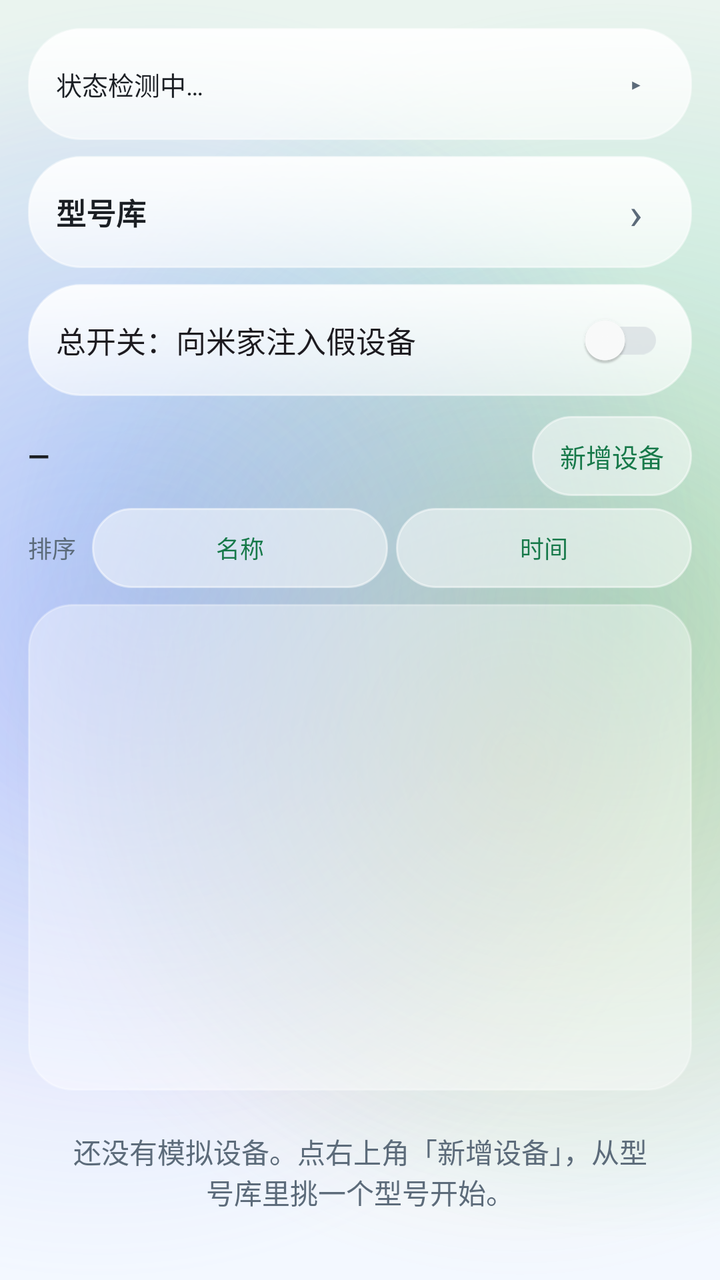
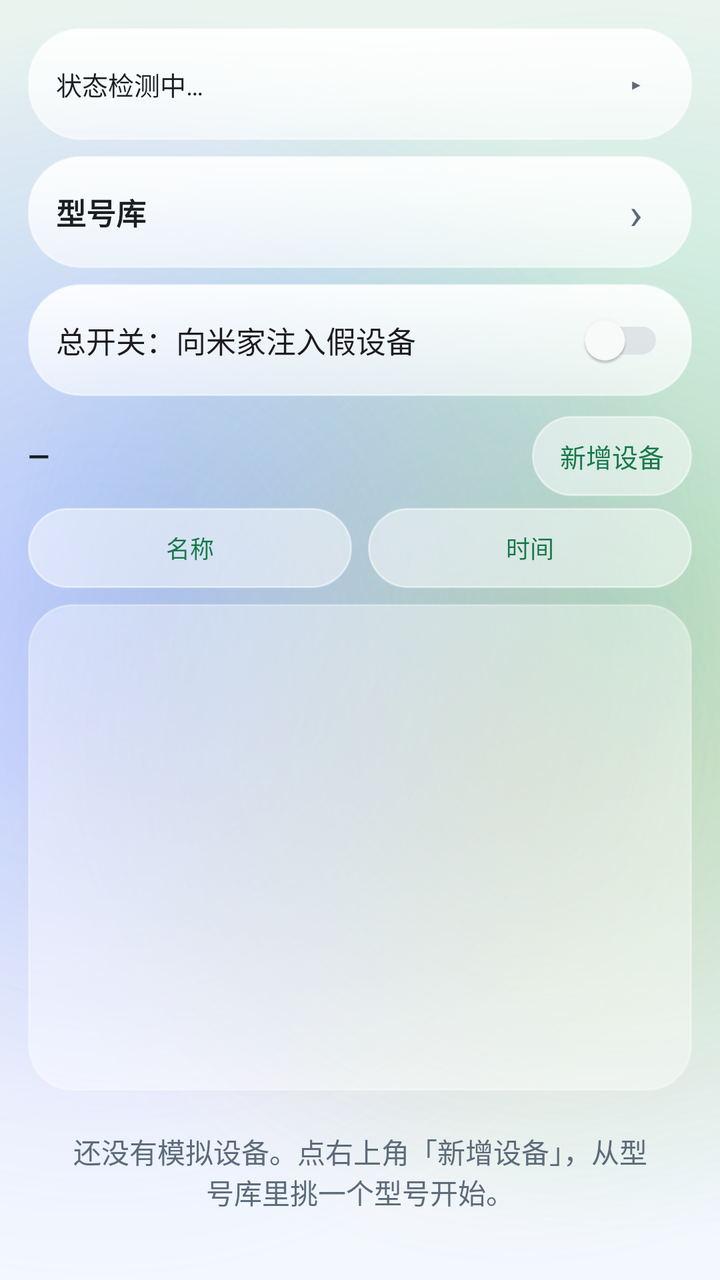

Two renders of the same Android screen: before a commit and after it. Below are the layout's source before the change and the commit's diff.
<!-- AndroidManifest.xml: application theme Theme.MijiaSim -->
<!-- res/layout/activity_main.xml -->
<?xml version="1.0" encoding="utf-8"?>
<LinearLayout xmlns:android="http://schemas.android.com/apk/res/android"
    android:layout_width="match_parent"
    android:layout_height="match_parent"
    android:orientation="vertical"
    android:paddingLeft="14dp"
    android:paddingTop="14dp"
    android:paddingRight="14dp"
    android:paddingBottom="14dp">

    
    <LinearLayout
        android:id="@+id/status_card"
        android:layout_width="match_parent"
        android:layout_height="wrap_content"
        android:background="@drawable/bg_glass_card"
        android:orientation="vertical">

        <LinearLayout
            android:id="@+id/status_header"
            android:layout_width="match_parent"
            android:layout_height="56dp"
            android:background="@drawable/bg_status_ripple"
            android:clickable="true"
            android:focusable="true"
            android:gravity="center_vertical"
            android:orientation="horizontal"
            android:paddingLeft="14dp"
            android:paddingRight="12dp">

            <TextView
                android:id="@+id/status_summary"
                android:layout_width="0dp"
                android:layout_height="wrap_content"
                android:layout_weight="1"
                android:ellipsize="end"
                android:maxLines="1"
                android:text="@string/status_placeholder"
                android:textColor="@color/ink"
                android:textSize="13sp" />

            <TextView
                android:id="@+id/status_toggle"
                android:layout_width="32dp"
                android:layout_height="32dp"
                android:gravity="center"
                android:text="@string/status_arrow_closed"
                android:textColor="@color/ink_muted"
                android:textSize="14sp" />
        </LinearLayout>

        <TextView
            android:id="@+id/status_text"
            android:layout_width="match_parent"
            android:layout_height="wrap_content"
            android:lineSpacingExtra="3dp"
            android:paddingLeft="14dp"
            android:paddingTop="2dp"
            android:paddingRight="14dp"
            android:paddingBottom="12dp"
            android:text="@string/status_placeholder"
            android:textColor="@color/ink"
            android:textSize="13sp"
            android:visibility="gone" />
    </LinearLayout>

    
    <LinearLayout
        android:id="@+id/btn_open_library"
        android:layout_width="match_parent"
        android:layout_height="56dp"
        android:layout_marginTop="8dp"
        android:background="@drawable/bg_glass_card"
        android:clickable="true"
        android:focusable="true"
        android:gravity="center_vertical"
        android:orientation="horizontal"
        android:paddingLeft="14dp"
        android:paddingRight="12dp">

        <TextView
            android:layout_width="0dp"
            android:layout_height="wrap_content"
            android:layout_weight="1"
            android:ellipsize="end"
            android:maxLines="1"
            android:text="@string/label_model_library_entry"
            android:textColor="@color/ink"
            android:textSize="15sp"
            android:textStyle="bold" />

        <TextView
            android:layout_width="32dp"
            android:layout_height="32dp"
            android:gravity="center"
            android:text="@string/glyph_chevron"
            android:textColor="@color/ink_muted"
            android:textSize="22sp" />
    </LinearLayout>

    <androidx.appcompat.widget.SwitchCompat
        android:id="@+id/switch_inject"
        android:layout_width="match_parent"
        android:layout_height="56dp"
        android:layout_marginTop="8dp"
        android:background="@drawable/bg_glass_card"
        android:gravity="center_vertical"
        android:paddingLeft="14dp"
        android:paddingRight="14dp"
        android:text="@string/label_master_switch"
        android:textSize="15sp" />

    <LinearLayout
        android:layout_width="match_parent"
        android:layout_height="wrap_content"
        android:layout_marginTop="10dp"
        android:gravity="center_vertical"
        android:orientation="horizontal">

        <TextView
            android:id="@+id/device_count"
            android:layout_width="0dp"
            android:layout_height="wrap_content"
            android:layout_weight="1"
            android:text="@string/count_placeholder"
            android:textColor="@color/ink"
            android:textSize="14sp"
            android:textStyle="bold" />

        <Button
            android:id="@+id/btn_add"
            style="@style/Widget.MijiaSim.Button.Pill"
            android:layout_width="wrap_content"
            android:layout_height="wrap_content"
            android:layout_marginStart="8dp"
            android:text="@string/action_add" />
    </LinearLayout>

    
    <LinearLayout
        android:layout_width="match_parent"
        android:layout_height="wrap_content"
        android:layout_marginTop="6dp"
        android:gravity="center_vertical"
        android:orientation="horizontal">

        <TextView
            android:layout_width="wrap_content"
            android:layout_height="wrap_content"
            android:paddingEnd="4dp"
            android:text="@string/label_sort"
            android:textColor="@color/ink_muted"
            android:textSize="12sp" />

        <Button
            android:id="@+id/btn_sort_name"
            style="@style/Widget.MijiaSim.Button.Pill"
            android:layout_width="0dp"
            android:layout_height="wrap_content"
            android:layout_marginStart="4dp"
            android:layout_weight="1"
            android:minWidth="0dp"
            android:text="@string/sort_name"
            android:textSize="12sp" />

        <Button
            android:id="@+id/btn_sort_time"
            style="@style/Widget.MijiaSim.Button.Pill"
            android:layout_width="0dp"
            android:layout_height="wrap_content"
            android:layout_marginStart="4dp"
            android:layout_weight="1"
            android:minWidth="0dp"
            android:text="@string/sort_time"
            android:textSize="12sp" />
    </LinearLayout>

    <androidx.recyclerview.widget.RecyclerView
        android:id="@+id/device_list"
        android:layout_width="match_parent"
        android:layout_height="0dp"
        android:layout_marginTop="8dp"
        android:layout_weight="1"
        android:background="@drawable/bg_glass_card_soft"
        android:padding="4dp"
        android:scrollbars="vertical" />

    <TextView
        android:id="@+id/empty_hint"
        android:layout_width="match_parent"
        android:layout_height="wrap_content"
        android:gravity="center"
        android:padding="20dp"
        android:text="@string/hint_no_device"
        android:textColor="@color/ink_muted"
        android:textSize="14sp" />

</LinearLayout>
<!-- resources referenced by this layout -->
<resources>
  <color name="ink">#FF1B1F24</color>
  <color name="ink_muted">#FF5C6B7A</color>
  <string name="action_add">新增设备</string>
  <string name="count_placeholder">—</string>
  <string name="glyph_chevron">›</string>
  <string name="hint_no_device">还没有模拟设备。点右上角「新增设备」，从型号库里挑一个型号开始。</string>
  <string name="label_master_switch">总开关：向米家注入假设备</string>
  <string name="label_model_library_entry">型号库</string>
  <string name="label_sort">排序</string>
  <string name="sort_name">名称</string>
  <string name="sort_time">时间</string>
  <string name="status_arrow_closed">▸</string>
  <string name="status_placeholder">状态检测中…</string>
  <color name="glass_bottom">#99FFFFFF</color>
  <color name="glass_top">#E6FFFFFF</color>
  <color name="glass_stroke">#80FFFFFF</color>
  <color name="glass_soft">#66FFFFFF</color>
  <color name="glass_stroke_soft">#4DFFFFFF</color>
  <color name="row_pressed">#59FFFFFF</color>
  <color name="accent">#FF2bb673</color>
  <color name="accent_deep">#FF17794A</color>
  <color name="liquid_sky">#FFF3F8FF</color>
  <style name="ThemeOverlay.MijiaSim.ActionBar" parent="ThemeOverlay.AppCompat.Light">
          <item name="colorControlNormal">@color/ink</item>
          <item name="android:textColorPrimary">@color/ink</item>
      </style>
  <style name="Widget.MijiaSim.PopupMenu.Overflow" parent="Widget.AppCompat.PopupMenu.Overflow">
          <item name="android:popupBackground">@drawable/bg_glass_popup</item>
          <item name="android:popupElevation">10dp</item>
          <item name="overlapAnchor">false</item>
          <item name="android:dropDownVerticalOffset">6dp</item>
      </style>
  <style name="Widget.MijiaSim.PopupMenu" parent="Widget.AppCompat.PopupMenu">
          <item name="android:popupBackground">@drawable/bg_glass_popup</item>
          <item name="android:popupElevation">10dp</item>
      </style>
  <style name="TextAppearance.MijiaSim.PopupMenuItem" parent="TextAppearance.AppCompat.Widget.PopupMenu.Large">
          <item name="android:textColor">@color/ink</item>
          <item name="android:textSize">14sp</item>
      </style>
  <style name="Widget.MijiaSim.Switch" parent="Widget.AppCompat.CompoundButton.Switch">
          <item name="trackTint">@color/switch_track</item>
          <item name="thumbTint">@color/switch_thumb</item>
      </style>
  <color name="pill_pressed">#B3FFFFFF</color>
  <color name="pill_disabled">#40FFFFFF</color>
  <color name="pill_fill">#80FFFFFF</color>
  <color name="liquid_mist">#FFEAF4EF</color>
  <color name="blob_mint">#552BB673</color>
  <color name="blob_blue">#4D4C9AFF</color>
  <color name="blob_violet">#3D8E7CFF</color>
  <color name="blob_amber">#2EF2A33C</color>
  <style name="TextAppearance.MijiaSim.ActionBar.Title" parent="TextAppearance.AppCompat.Widget.ActionBar.Title">
          <item name="android:textColor">@color/ink</item>
          <item name="android:textSize">20sp</item>
          <item name="android:textStyle">bold</item>
          <item name="android:letterSpacing">0.01</item>
      </style>
  <style name="TextAppearance.MijiaSim.ActionBar.Subtitle" parent="TextAppearance.AppCompat.Widget.ActionBar.Subtitle">
          <item name="android:textColor">@color/ink_muted</item>
      </style>
  <!-- drawable bg_glass_dialog (drawable) -->
  <?xml version="1.0" encoding="utf-8"?>
  <shape xmlns:android="http://schemas.android.com/apk/res/android"
      android:shape="rectangle">
      <solid android:color="@color/dialog_fill" />
      <corners android:radius="28dp" />
      <stroke
          android:width="1dp"
          android:color="@color/glass_stroke" />
  </shape>
  <color name="dialog_fill">#F7FFFFFF</color>
  <color name="popup_bottom">#FFF6FAFF</color>
  <color name="popup_top">#FFFFFFFF</color>
  <color name="glass_divider">#14000000</color>
  <!-- unchanged entries left out for length: 10 -->
</resources>

<!-- the commit's change to res/layout/activity_main.xml (unified diff, before → after) -->
@@ -144,20 +144,11 @@
         android:gravity="center_vertical"
         android:orientation="horizontal">
 
-        <TextView
-            android:layout_width="wrap_content"
-            android:layout_height="wrap_content"
-            android:paddingEnd="4dp"
-            android:text="@string/label_sort"
-            android:textColor="@color/ink_muted"
-            android:textSize="12sp" />
-
         <Button
             android:id="@+id/btn_sort_name"
             style="@style/Widget.MijiaSim.Button.Pill"
             android:layout_width="0dp"
             android:layout_height="wrap_content"
-            android:layout_marginStart="4dp"
             android:layout_weight="1"
             android:minWidth="0dp"
             android:text="@string/sort_name"
@@ -168,7 +159,7 @@
             style="@style/Widget.MijiaSim.Button.Pill"
             android:layout_width="0dp"
             android:layout_height="wrap_content"
-            android:layout_marginStart="4dp"
+            android:layout_marginStart="8dp"
             android:layout_weight="1"
             android:minWidth="0dp"
             android:text="@string/sort_time"
<!-- resource entries referenced after the edit -->
@@ -8,7 +8,6 @@
   <string name="hint_no_device">还没有模拟设备。点右上角「新增设备」，从型号库里挑一个型号开始。</string>
   <string name="label_master_switch">总开关：向米家注入假设备</string>
   <string name="label_model_library_entry">型号库</string>
-  <string name="label_sort">排序</string>
   <string name="sort_name">名称</string>
   <string name="sort_time">时间</string>
   <string name="status_arrow_closed">▸</string>
